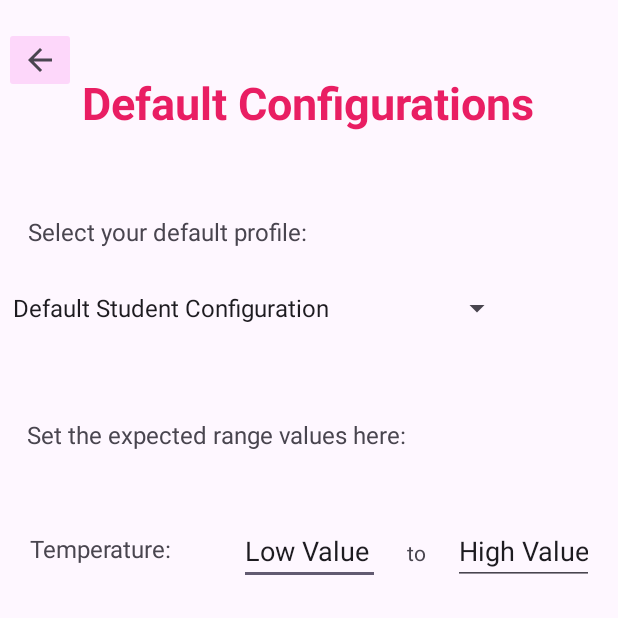
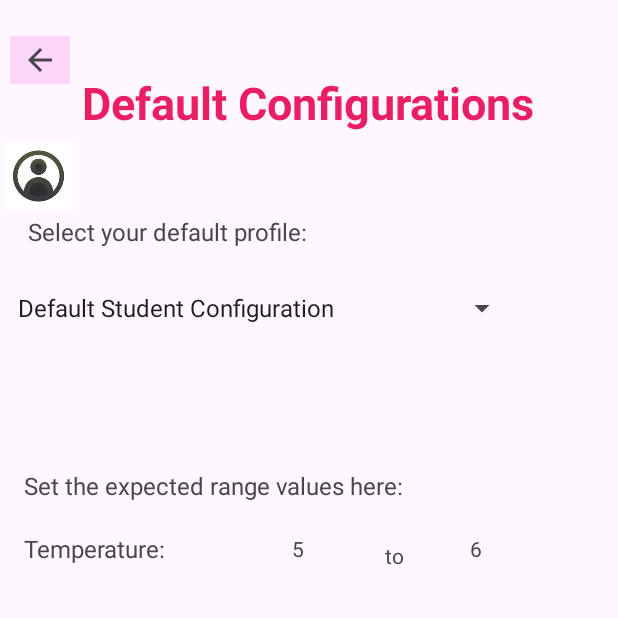
Before and after one commit to concordia-fsae/candroid_diagnostics, an Android app: the ConfigurationActivity screen opened directly, with no data from a screen before it, on a phone screen of 412 x 824 dp, the top half of it. Run offline under Robolectric (Android 15) with nearby library versions, the phone set to English and light mode, and no system bars.

Commit message:
Added picture & fixed display config
-added profile picture on config
-modified config layout txt to fi some conflict

```diff
--- a/app/src/main/res/layout/activity_configuration.xml
+++ b/app/src/main/res/layout/activity_configuration.xml
@@ -40,10 +40,10 @@
         android:layout_width="wrap_content"
         android:layout_height="wrap_content"
         android:layout_centerInParent="true"
-        android:entries="@array/ip_default_address"
+        android:entries="@array/default_profiles"
         app:layout_constraintBottom_toBottomOf="parent"
         app:layout_constraintEnd_toEndOf="parent"
-        app:layout_constraintHorizontal_bias="0.01"
+        app:layout_constraintHorizontal_bias="0.054"
         app:layout_constraintStart_toStartOf="parent"
         app:layout_constraintTop_toTopOf="parent"
         app:layout_constraintVertical_bias="0.234" />
@@ -75,10 +75,10 @@
         android:textSize="16sp"
         app:layout_constraintBottom_toBottomOf="parent"
         app:layout_constraintEnd_toEndOf="parent"
-        app:layout_constraintHorizontal_bias="0.015"
+        app:layout_constraintHorizontal_bias="0.0"
         app:layout_constraintStart_toStartOf="parent"
         app:layout_constraintTop_toTopOf="parent"
-        app:layout_constraintVertical_bias="0.341" />
+        app:layout_constraintVertical_bias="0.385" />
 
     <TextView
         android:id="@+id/txt3"
@@ -91,51 +91,64 @@
         android:textSize="16sp"
         app:layout_constraintBottom_toBottomOf="parent"
         app:layout_constraintEnd_toEndOf="parent"
-        app:layout_constraintHorizontal_bias="0.015"
+        app:layout_constraintHorizontal_bias="0.0"
         app:layout_constraintStart_toStartOf="parent"
         app:layout_constraintTop_toTopOf="parent"
         app:layout_constraintVertical_bias="0.44" />
 
-    <EditText
-        android:id="@+id/lowvaltemp"
-        android:layout_width="94dp"
-        android:layout_height="42dp"
-        android:ems="10"
-        android:inputType="text"
-        android:text="Low Value"
+    <androidx.constraintlayout.widget.Barrier
+        android:id="@+id/barrier"
+        android:layout_width="wrap_content"
+        android:layout_height="wrap_content"
+        app:barrierDirection="top" />
+
+    <TextView
+        android:id="@+id/lowvaluetemp"
+        android:layout_width="21dp"
+        android:layout_height="23dp"
+        android:text="5"
         app:layout_constraintBottom_toBottomOf="parent"
         app:layout_constraintEnd_toEndOf="parent"
-        app:layout_constraintStart_toStartOf="parent"
-        app:layout_constraintTop_toTopOf="parent"
-        app:layout_constraintVertical_bias="0.445" />
-
-    <EditText
-        android:id="@+id/highvaltemp"
-        android:layout_width="94dp"
-        android:layout_height="42dp"
-        android:ems="10"
-        android:inputType="text"
-        android:text="High Value"
-        app:layout_constraintBottom_toBottomOf="parent"
-        app:layout_constraintEnd_toEndOf="parent"
-        app:layout_constraintHorizontal_bias="0.949"
+        app:layout_constraintHorizontal_bias="0.498"
         app:layout_constraintStart_toStartOf="parent"
         app:layout_constraintTop_toTopOf="parent"
         app:layout_constraintVertical_bias="0.445" />
 
     <TextView
-        android:id="@+id/textView"
-        android:layout_width="37dp"
-        android:layout_height="32dp"
-        android:text="  to"
+        android:id="@+id/totxt"
+        android:layout_width="wrap_content"
+        android:layout_height="wrap_content"
+        android:text="to"
         app:layout_constraintBottom_toBottomOf="parent"
         app:layout_constraintEnd_toEndOf="parent"
-        app:layout_constraintEnd_toStartOf="@+id/highvaltemp"
-        app:layout_constraintHorizontal_bias="1.0"
-        app:layout_constraintStart_toEndOf="@+id/txt3"
+        app:layout_constraintHorizontal_bias="0.643"
         app:layout_constraintStart_toStartOf="parent"
         app:layout_constraintTop_toTopOf="parent"
-        app:layout_constraintVertical_bias="0.453" />
+        app:layout_constraintVertical_bias="0.448" />
+
+    <TextView
+        android:id="@+id/highvaltemp"
+        android:layout_width="25dp"
+        android:layout_height="25dp"
+        android:text="6"
+        app:layout_constraintBottom_toBottomOf="parent"
+        app:layout_constraintEnd_toEndOf="parent"
+        app:layout_constraintHorizontal_bias="0.81"
+        app:layout_constraintStart_toStartOf="parent"
+        app:layout_constraintTop_toTopOf="parent"
+        app:layout_constraintVertical_bias="0.446" />
+
+    <ImageView
+        android:id="@+id/imageView3"
+        android:layout_width="51dp"
+        android:layout_height="45dp"
+        app:layout_constraintBottom_toBottomOf="parent"
+        app:layout_constraintEnd_toEndOf="parent"
+        app:layout_constraintHorizontal_bias="0.0"
+        app:layout_constraintStart_toStartOf="parent"
+        app:layout_constraintTop_toTopOf="parent"
+        app:layout_constraintVertical_bias="0.122"
+        app:srcCompat="@drawable/profile_gradient" />
 
 
 </androidx.constraintlayout.widget.ConstraintLayout>
--- a/app/src/main/res/values/strings.xml
+++ b/app/src/main/res/values/strings.xml
@@ -37,7 +37,7 @@
         <item>Data 2 9</item>
     </string-array>
 
-    <string-array name="ip_default_address">
+    <string-array name="default_profiles">
         <item>String 1</item>
         <item>String 2</item>
         <item>String 3</item>
```
Also changed, not shown: app/src/main/res/drawable/profile_gradient.jpg (added), app/src/main/res/drawable/profile_picture.jpg (added).
